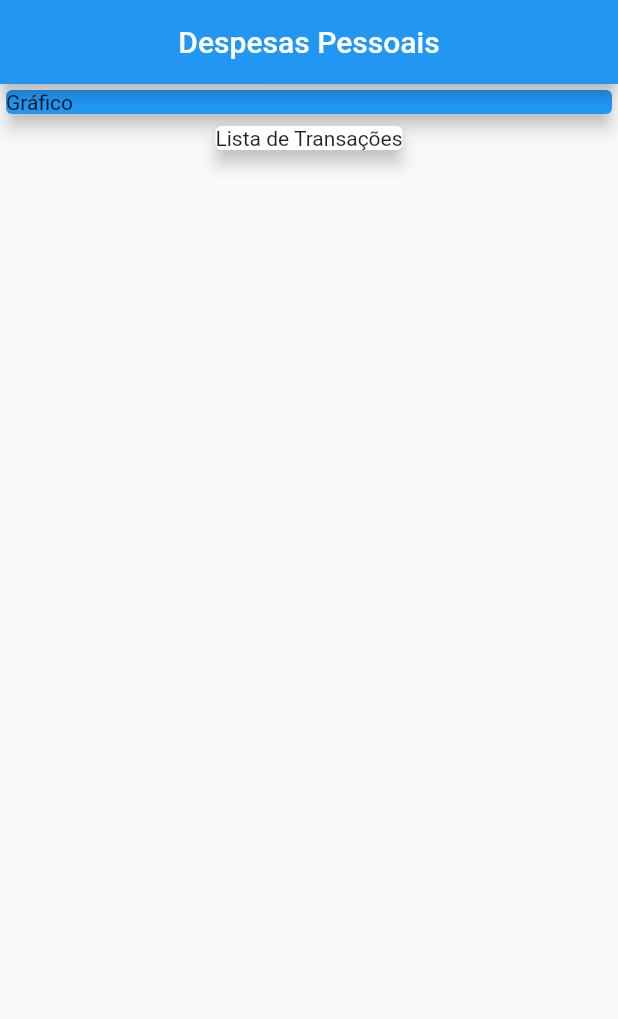
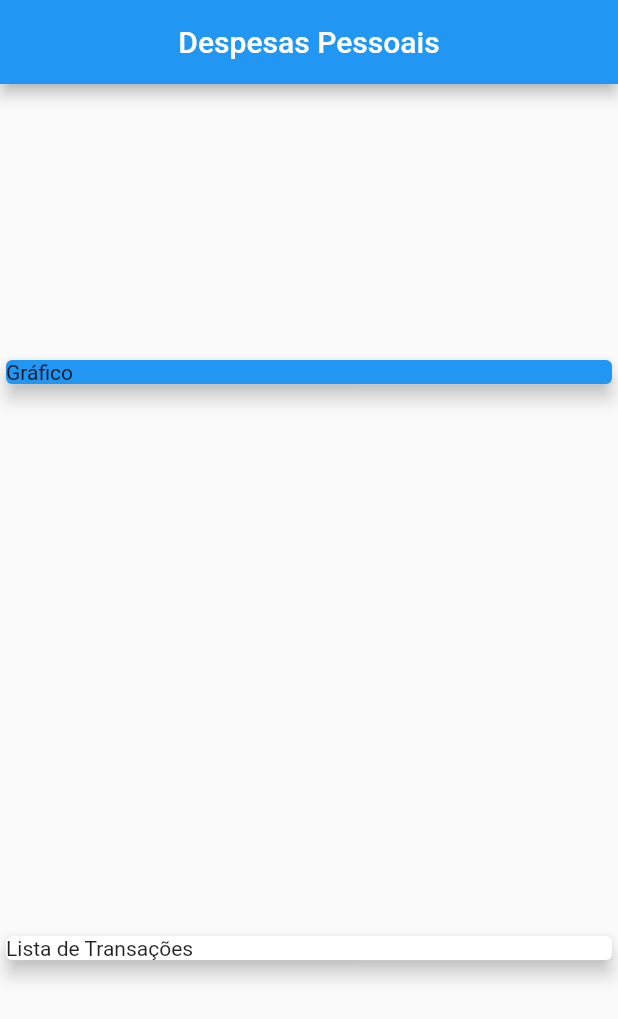
Before and after one commit to DavidCarrilho/app_expenses, a Flutter app: the screen it shows after launch, on a phone screen of 412 x 824 dp. Shown: the top 1019 px of the screen. Run offline on Flutter 3.47's test engine with Material 2 defaults, Android fonts, the phone set to English and light mode, and no system bars.

Commit message:
feat: adjust in algin items

```diff
--- a/lib/app/appwidget.dart
+++ b/lib/app/appwidget.dart
@@ -14,14 +14,13 @@ class AppWidget extends StatelessWidget {
           centerTitle: true,
         ),
         body: Column(
+          mainAxisAlignment: MainAxisAlignment.spaceAround,
+          crossAxisAlignment: CrossAxisAlignment.stretch,
           children: <Widget>[
-            Container(
-              width: double.infinity,
-              child: Card(
-                child: Text('Gráfico'),
-                elevation: 5.0,
-                color: Colors.blue,
-              ),
+            Card(
+              child: Text('Gráfico'),
+              elevation: 5.0,
+              color: Colors.blue,
             ),
             Card(
               child: Text('Lista de Transações'),
```
